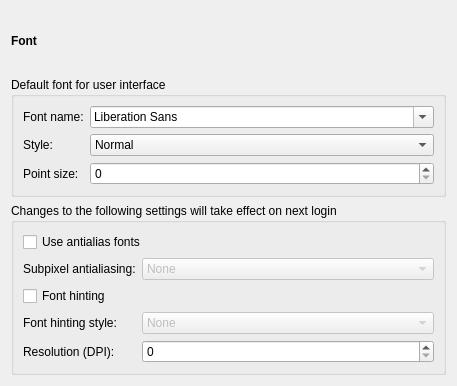
This is lxqt-config-appearance/fontsconfig.ui in lxqt/lxqt-config as Qt 5 draws it before an edit. The edited form follows.
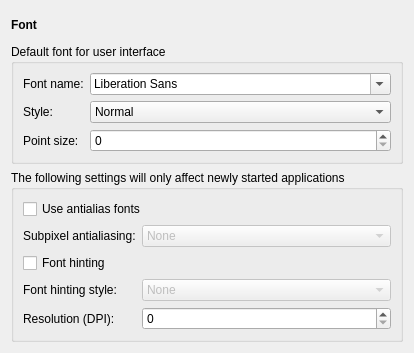
This is the edited form.

Commit message: Write a fontconfig config file to ~/.config/fonts.conf at the same time.

What changed in the file:
```diff
--- a/lxqt-config-appearance/fontsconfig.ui
+++ b/lxqt-config-appearance/fontsconfig.ui
@@ -6,8 +6,8 @@
    <rect>
     <x>0</x>
     <y>0</y>
-    <width>457</width>
-    <height>386</height>
+    <width>414</width>
+    <height>353</height>
    </rect>
   </property>
   <layout class="QVBoxLayout" name="verticalLayout">
@@ -87,7 +87,7 @@
    <item>
     <widget class="QGroupBox" name="xftSettings">
      <property name="title">
-      <string>Changes to the following settings will take effect on next login</string>
+      <string>The following settings will only affect newly started applications</string>
      </property>
      <layout class="QFormLayout" name="formLayout_2">
       <item row="0" column="0" colspan="2">
```
The commit also changes 2 other files.
